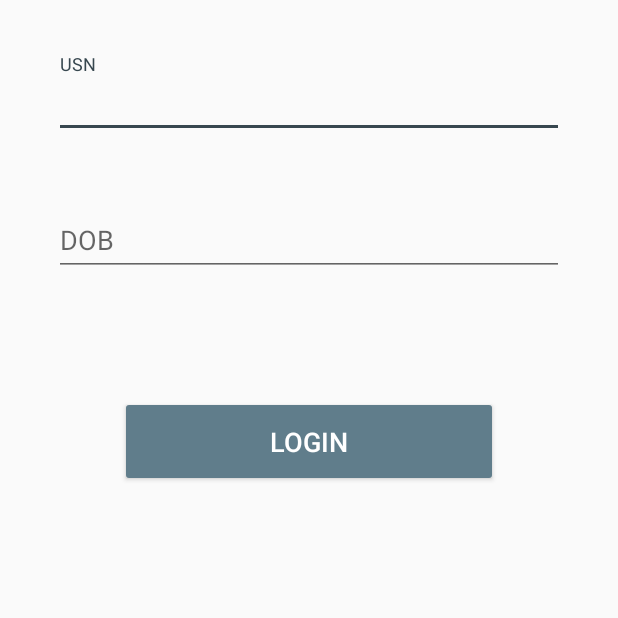
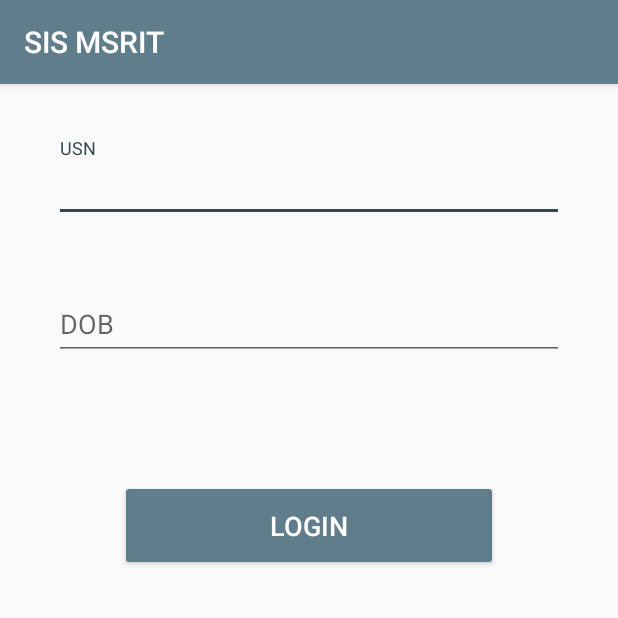
Before and after one commit to TechGeekMe/sis-android-app, an Android app: the Login screen opened directly, with no data from a screen before it, on a phone screen of 412 x 824 dp, the top half of it. Run offline under Robolectric (Android 15) with nearby library versions, the phone set to English and light mode, and no system bars; our stand-ins replace Volley; network calls fail.

```diff
--- a/app/src/main/AndroidManifest.xml
+++ b/app/src/main/AndroidManifest.xml
@@ -12,10 +12,10 @@
         android:theme="@style/AppTheme">
         <activity
             android:name=".Login"
-            android:label="@string/login" />
+            android:label="@string/login_title" />
         <activity
             android:name=".HomeActivity"
-            android:label="@string/home_label" />
+            android:label="@string/sis_title" />
         <activity android:name=".Splash">
             <intent-filter>
                 <action android:name="android.intent.action.MAIN" />
--- a/app/src/main/java/com/techgeekme/sis/HomeActivity.java
+++ b/app/src/main/java/com/techgeekme/sis/HomeActivity.java
@@ -32,7 +32,7 @@ public class HomeActivity extends AppCompatActivity {
         mViewPager.setAdapter(mHomePageAdapter);
         mDatabaseManager = new DatabaseManager(this);
 
-        Toolbar toolbar = (Toolbar) findViewById(R.id.home_toolbar);
+        Toolbar toolbar = (Toolbar) findViewById(R.id.toolbar_home);
         setSupportActionBar(toolbar);
 
         SisApplication.getInstance().currentActivityWeakReference = new WeakReference<Activity>(this);
--- a/app/src/main/java/com/techgeekme/sis/Login.java
+++ b/app/src/main/java/com/techgeekme/sis/Login.java
@@ -11,6 +11,7 @@ import android.support.annotation.NonNull;
 import android.support.v4.app.DialogFragment;
 import android.support.v4.app.FragmentManager;
 import android.support.v7.app.AppCompatActivity;
+import android.support.v7.widget.Toolbar;
 import android.text.TextUtils;
 import android.view.View;
 import android.widget.DatePicker;
@@ -21,20 +22,27 @@ import java.util.ArrayList;
 
 /*
 * TODO Find out the best way to handle orientation change during async tasks
-* TODO Dismiss login even after orientation change
+* TODO Dismiss activity_login even after orientation change
 */
 public class Login extends AppCompatActivity {
+    private static final String TAG_DIALOG = "dialog_loading";
     private EditText mDobEditText;
     private EditText mUsnEditText;
     private String usn;
     private String dob;
-    private LoadingDialogFragment loadingDialogFragment;
+    private LoadingDialogFragment mLoadingDialogFragment;
     private FragmentManager fm;
 
     @Override
     protected void onCreate(Bundle savedInstanceState) {
         super.onCreate(savedInstanceState);
-        setContentView(R.layout.login);
+        setContentView(R.layout.activity_login);
+
+        Toolbar toolbar = (Toolbar) findViewById(R.id.toolbar_login);
+        setSupportActionBar(toolbar);
+
+        fm = getSupportFragmentManager();
+
         mDobEditText = (EditText) findViewById(R.id.dob_edit_text);
         mUsnEditText = (EditText) findViewById(R.id.usn_edit_text);
         mDobEditText.setOnFocusChangeListener(new View.OnFocusChangeListener() {
@@ -49,12 +57,11 @@ public class Login extends AppCompatActivity {
 
             @Override
             public void onClick(View v) {
+                v.clearFocus();
                 DialogFragment datePickerFragment = new DatePickerDialogFragment();
-                datePickerFragment.show(getSupportFragmentManager(), "datePicker");
+                datePickerFragment.show(fm, "date_picker");
             }
         });
-        fm = getSupportFragmentManager();
-        loadingDialogFragment = new LoadingDialogFragment();
         SisApplication.getInstance().currentActivityWeakReference = new WeakReference<Activity>(this);
     }
 
@@ -90,8 +97,8 @@ public class Login extends AppCompatActivity {
             mDobEditText.setError("Enter DOB");
             return;
         }
-
-        loadingDialogFragment.show(fm, "Hello");
+        mLoadingDialogFragment = new LoadingDialogFragment();
+        mLoadingDialogFragment.show(fm, TAG_DIALOG);
         usn = mUsnEditText.getText() + "";
         dob = mDobEditText.getText() + "";
         String url = getString(R.string.server_url) + "?usn=" + usn + "&dob=" + dob;
@@ -101,7 +108,7 @@ public class Login extends AppCompatActivity {
             public void onStudentResponse(Student s) {
                 storeLoginDetails(usn, dob, s.studentName);
                 storeCourses(s.courses);
-                loadingDialogFragment.dismiss();
+                SisApplication.getInstance().loadingDialogFragmentWeakReference.get().dismiss();
                 displaySis();
             }
         };
@@ -139,7 +146,7 @@ public class Login extends AppCompatActivity {
     private class LoginStudentFetcherErrorListener extends StudentFetcherErrorListener {
         @Override
         public void onStudentFetcherError() {
-            loadingDialogFragment.dismiss();
+            SisApplication.getInstance().loadingDialogFragmentWeakReference.get().dismiss();
         }
     }
 
--- a/app/src/main/java/com/techgeekme/sis/SisApplication.java
+++ b/app/src/main/java/com/techgeekme/sis/SisApplication.java
@@ -2,7 +2,6 @@ package com.techgeekme.sis;
 
 import android.app.Activity;
 import android.app.Application;
-import android.app.ProgressDialog;
 
 import com.android.volley.RequestQueue;
 import com.android.volley.toolbox.Volley;
@@ -15,7 +14,7 @@ import java.lang.ref.WeakReference;
 public class SisApplication extends Application {
 
     private static SisApplication sInstance;
-    public WeakReference<ProgressDialog> progressDialogWeakReference;
+    public WeakReference<LoadingDialogFragment> loadingDialogFragmentWeakReference;
     public WeakReference<Activity> currentActivityWeakReference;
     private RequestQueue mRequestQueue;
 
--- a/app/src/main/java/com/techgeekme/sis/HomeRecyclerViewAdapter.java
+++ b/app/src/main/java/com/techgeekme/sis/SisRecyclerViewAdapter.java
@@ -11,9 +11,10 @@ import java.util.ArrayList;
 /**
  * Created by anirudh on 03/12/15.
  */
-public class HomeRecyclerViewAdapter extends RecyclerView.Adapter<HomeRecyclerViewAdapter.CourseCardViewHolder> {
+public class SisRecyclerViewAdapter extends RecyclerView.Adapter<SisRecyclerViewAdapter.CourseCardViewHolder> {
     private ArrayList<Course> mCourses;
-    public HomeRecyclerViewAdapter(ArrayList<Course> courses) {
+
+    public SisRecyclerViewAdapter(ArrayList<Course> courses) {
         mCourses = courses;
     }
     @Override
--- a/app/src/main/res/layout/activity_home.xml
+++ b/app/src/main/res/layout/activity_home.xml
@@ -12,7 +12,7 @@
         android:layout_height="wrap_content">
 
         <android.support.v7.widget.Toolbar
-            android:id="@+id/home_toolbar"
+            android:id="@+id/toolbar_home"
             android:layout_width="match_parent"
             android:layout_height="wrap_content"
             android:background="?attr/colorPrimary"
--- /dev/null
+++ b/app/src/main/res/layout/activity_login.xml
@@ -0,0 +1,78 @@
+<?xml version="1.0" encoding="utf-8"?>
+<LinearLayout xmlns:android="http://schemas.android.com/apk/res/android"
+    xmlns:app="http://schemas.android.com/apk/res-auto"
+    xmlns:tools="http://schemas.android.com/tools"
+    android:id="@+id/coordinator_layout"
+    android:layout_width="match_parent"
+    android:layout_height="match_parent"
+    android:orientation="vertical"
+    tools:context=".MainActivity">
+
+    <android.support.design.widget.AppBarLayout
+        android:layout_width="match_parent"
+        android:layout_height="wrap_content">
+
+        <android.support.v7.widget.Toolbar
+            android:id="@+id/toolbar_login"
+            android:layout_width="match_parent"
+            android:layout_height="wrap_content"
+            android:background="?attr/colorPrimary"
+            android:minHeight="?attr/actionBarSize"
+            android:theme="@style/ThemeOverlay.AppCompat.Dark.ActionBar"
+            app:layout_scrollFlags="scroll|enterAlways"
+            app:popupTheme="@style/ThemeOverlay.AppCompat.Light" />
+
+    </android.support.design.widget.AppBarLayout>
+
+    <ScrollView
+        android:layout_width="match_parent"
+        android:layout_height="match_parent">
+
+        <LinearLayout
+
+            android:layout_width="match_parent"
+            android:layout_height="wrap_content"
+            android:orientation="vertical">
+
+            <android.support.design.widget.TextInputLayout
+                android:layout_width="match_parent"
+                android:layout_height="wrap_content"
+                android:layout_margin="36dp">
+
+                <EditText
+                    android:id="@+id/usn_edit_text"
+                    android:layout_width="match_parent"
+                    android:layout_height="wrap_content"
+                    android:hint="USN"
+                    android:inputType="textCapCharacters" />
+            </android.support.design.widget.TextInputLayout>
+
+            <android.support.design.widget.TextInputLayout
+                android:layout_width="match_parent"
+                android:layout_height="wrap_content"
+                android:layout_marginLeft="36dp"
+                android:layout_marginRight="36dp">
+
+                <EditText
+                    android:id="@+id/dob_edit_text"
+                    android:layout_width="match_parent"
+                    android:layout_height="wrap_content"
+                    android:hint="DOB" />
+            </android.support.design.widget.TextInputLayout>
+
+            <Button
+                android:id="@+id/login_button"
+                android:layout_width="match_parent"
+                android:layout_height="wrap_content"
+                android:layout_marginBottom="80dp"
+                android:layout_marginLeft="80dp"
+                android:layout_marginRight="80dp"
+                android:layout_marginTop="80dp"
+                android:onClick="login"
+                android:padding="18dp"
+                android:text="login"
+                android:textColor="@android:color/white"
+                android:textSize="18sp" />
+        </LinearLayout>
+    </ScrollView>
+</LinearLayout>
--- a/app/src/main/res/layout/login.xml
+++ /dev/null
@@ -1,60 +0,0 @@
-<?xml version="1.0" encoding="utf-8"?>
-<android.support.design.widget.CoordinatorLayout xmlns:android="http://schemas.android.com/apk/res/android"
-    xmlns:tools="http://schemas.android.com/tools"
-    android:id="@+id/coordinator_layout"
-    android:layout_width="match_parent"
-    android:layout_height="match_parent"
-    tools:context=".MainActivity">
-
-    <ScrollView
-        android:layout_width="match_parent"
-        android:layout_height="match_parent">
-
-        <LinearLayout
-
-            android:layout_width="match_parent"
-            android:layout_height="wrap_content"
-            android:orientation="vertical">
-
-            <android.support.design.widget.TextInputLayout
-                android:layout_width="match_parent"
-                android:layout_height="wrap_content"
-                android:layout_margin="36dp">
-
-                <EditText
-                    android:id="@+id/usn_edit_text"
-                    android:layout_width="match_parent"
-                    android:layout_height="wrap_content"
-                    android:hint="USN"
-                    android:inputType="textCapCharacters" />
-            </android.support.design.widget.TextInputLayout>
-
-            <android.support.design.widget.TextInputLayout
-                android:layout_width="match_parent"
-                android:layout_height="wrap_content"
-                android:layout_marginLeft="36dp"
-                android:layout_marginRight="36dp">
-
-                <EditText
-                    android:id="@+id/dob_edit_text"
-                    android:layout_width="match_parent"
-                    android:layout_height="wrap_content"
-                    android:hint="DOB" />
-            </android.support.design.widget.TextInputLayout>
-
-            <Button
-                android:id="@+id/login_button"
-                android:layout_width="match_parent"
-                android:layout_height="wrap_content"
-                android:layout_marginBottom="80dp"
-                android:layout_marginLeft="80dp"
-                android:layout_marginRight="80dp"
-                android:layout_marginTop="80dp"
-                android:onClick="login"
-                android:padding="18dp"
-                android:text="login"
-                android:textColor="@android:color/white"
-                android:textSize="18sp" />
-        </LinearLayout>
-    </ScrollView>
-</android.support.design.widget.CoordinatorLayout>
--- a/app/src/main/res/values/strings.xml
+++ b/app/src/main/res/values/strings.xml
@@ -1,8 +1,7 @@
 <resources>
     <string name="app_name">SIS</string>
-    <string name="login">Login</string>
-    <string name="action_settings">Settings</string>
-    <string name="home_label">SIS</string>
+    <string name="login_title">SIS MSRIT</string>
+    <string name="sis_title">SIS</string>
     <string name="server_url">http://sismsrit.azurewebsites.net/api</string>
     <string name="preference_file_key">credentials_shared_pref</string>
 </resources>
```
Also changed, not shown: app/src/main/java/com/techgeekme/sis/LoadingDialogFragment.java (+12 -10 lines), app/src/main/java/com/techgeekme/sis/SisFragment.java (+5 -5 lines), app/src/main/res/layout/dialog_login.xml (renamed from app/src/main/res/layout/loading_dialog.xml).
